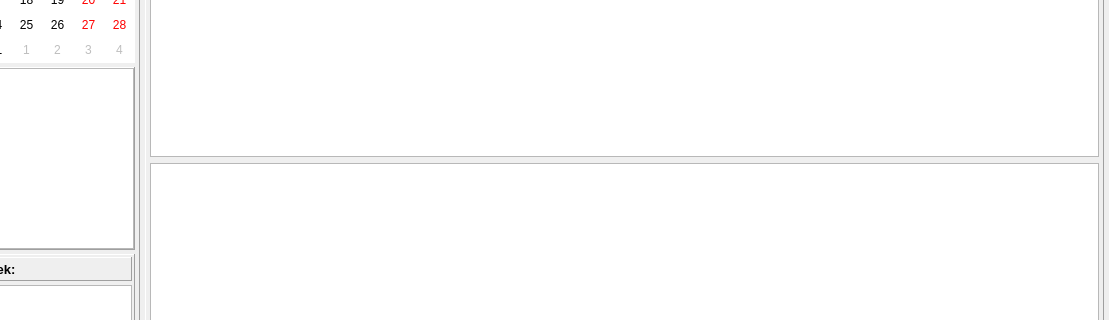
Tria-Andy/WorkoutEditor, file mainwindow.ui: the form before one commit; both pictures show x 125 to 1234 and y 254 to 574 of the 1234 by 766 pixel window.
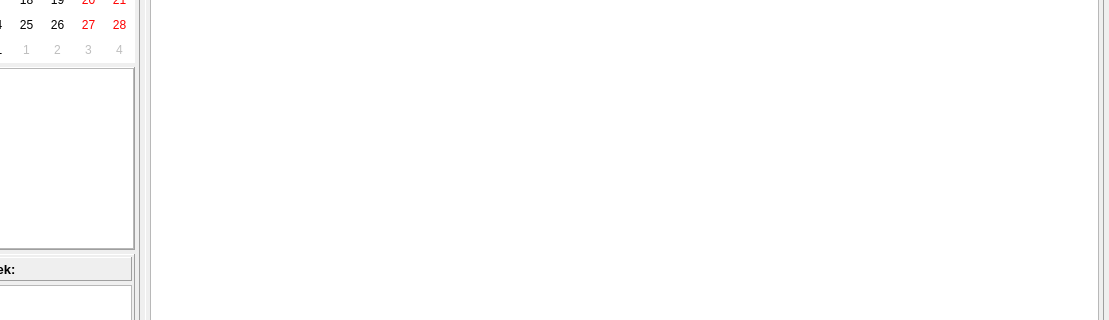
The form after the commit. Icons and pictures are not drawn. Custom widgets are drawn as their Qt base class.

Diff of the .ui file:
```diff
--- a/mainwindow.ui
+++ b/mainwindow.ui
@@ -665,9 +665,6 @@
            <item>
             <widget class="QTableWidget" name="tableWidget_schedule"/>
            </item>
-           <item>
-            <widget class="QTableWidget" name="tableWidget_saison"/>
-           </item>
           </layout>
          </widget>
         </item>
```
